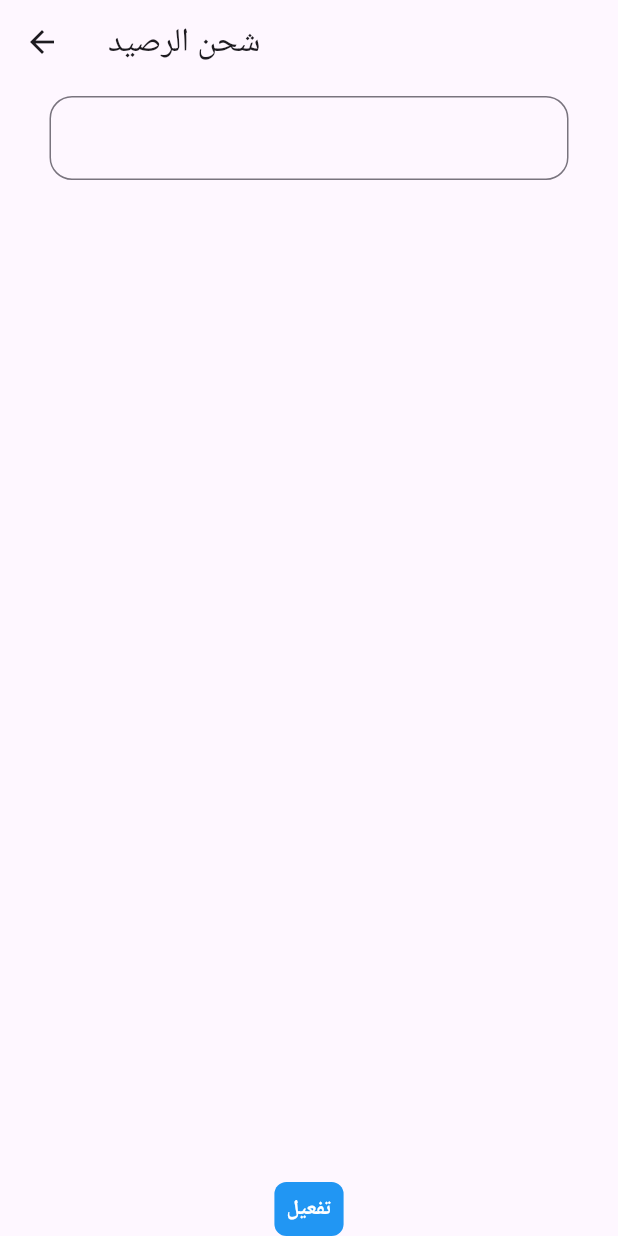
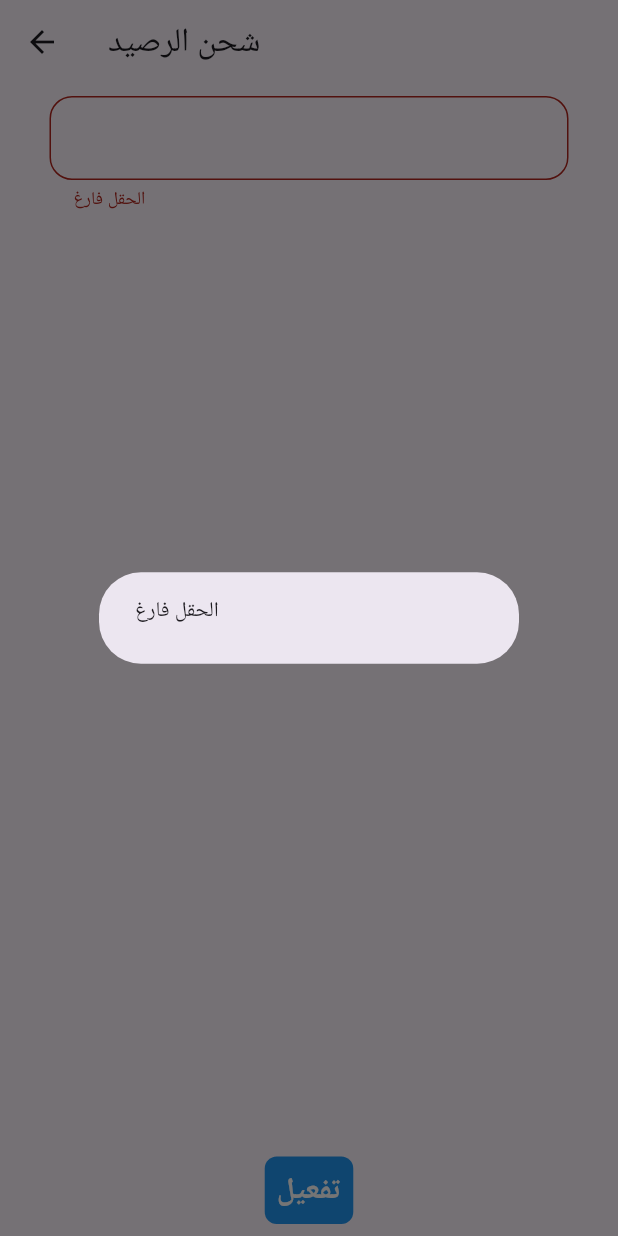
Before and after one commit to Zomcules/sh_samsarah, a Flutter app: the ActivateVoucherPage screen opened directly, after a tap on "تفعيل", on a phone screen of 412 x 824 dp. Run offline on Flutter 3.47's test engine with Material 2 defaults, Android fonts, the light colour scheme and no system bars; our stand-ins replace cloud_firestore, firebase_auth, firebase_core, hive; missing offline and left inert: firebase_ui_auth, flutter_osm_plugin; accounts and stored records are empty; network calls fail.

Commit message:
Done with auth_flow

```diff
--- a/lib/auth_flow/activate_voucher.dart
+++ b/lib/auth_flow/activate_voucher.dart
@@ -30,19 +30,25 @@ class _ActivateVoucherPageState extends State<ActivateVoucherPage> {
               key: key,
               child: MyTextFormField(
                   onSaved: (value) => code = value!,
-                  validator: (value) => value == null ? "الحقل فارغ" : null,
+                  validator: (value) =>
+                      value == null || value == "" ? "الحقل فارغ" : null,
                   keyboardType: TextInputType.text,
                   labelText: "",
                   pppType: PPPType.createNew),
             ),
           ),
-          MyButton(onPressed: tryActivateVoucher, raised: true, title: "تفعيل")
+          Padding(
+            padding: const EdgeInsets.all(8.0),
+            child: MyButton(
+                onPressed: tryActivateVoucher, raised: true, title: "تفعيل"),
+          )
         ],
       ),
     );
   }
 
   void tryActivateVoucher() async {
+    if (key.currentState!.validate()) {
       key.currentState!.save();
       final store = FireStoreService();
       var value = await store.voucherValue(code);
@@ -61,5 +67,8 @@ class _ActivateVoucherPageState extends State<ActivateVoucherPage> {
           )));
         }
       }
+    } else {
+      alert(context, "الحقل فارغ");
     }
   }
+}
--- a/lib/util/product_info/product_preview_page/fields/mini_map.dart
+++ b/lib/util/product_info/product_preview_page/fields/mini_map.dart
@@ -26,6 +26,7 @@ Future<GeoPoint?> chooseGeoPoint(BuildContext context) async {
           height: MediaQuery.of(context).size.width * 4 / 5,
           child: OSMFlutter(
             osmOption: OSMOption(
+              isPicker: true,
               enableRotationByGesture: false,
               zoomOption: const ZoomOption(
                 initZoom: 18,
--- a/lib/util/tools/my_button.dart
+++ b/lib/util/tools/my_button.dart
@@ -23,7 +23,9 @@ class MyButton extends StatelessWidget {
         child: Text(
           title,
           style: TextStyle(
-              color: raised ? Colors.white : null, fontWeight: FontWeight.bold),
+              color: raised ? Colors.white : null,
+              fontWeight: raised ? FontWeight.bold : null,
+              fontSize: 20),
         ),
       ),
     );
```
Also changed, not shown: lib/auth_flow/my_profile_page.dart (+47 -1 lines). Lines whose indentation alone changed are shown as unchanged.
